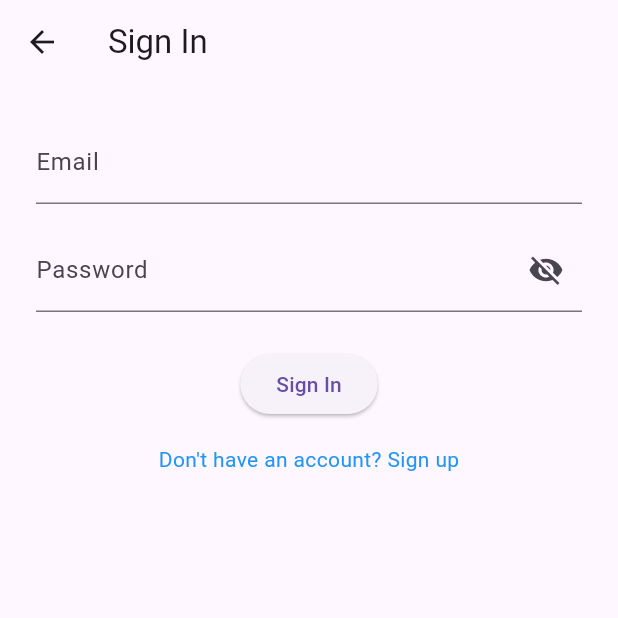
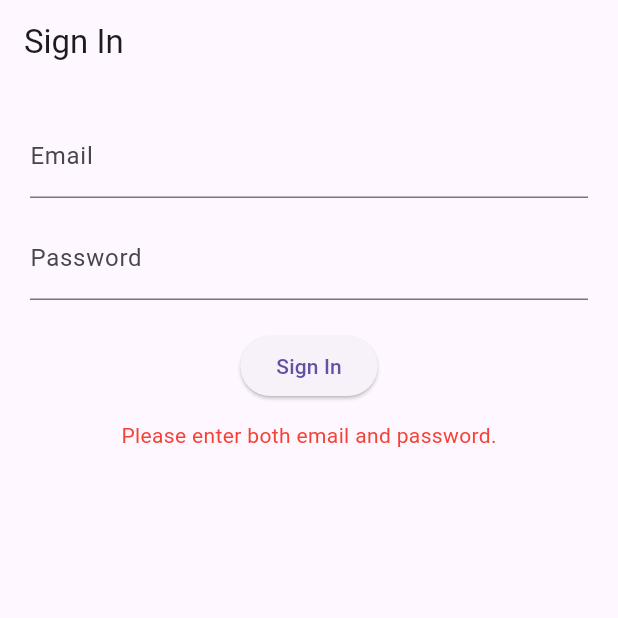
Before and after one commit to YLuin-Nie/SameTeamAppFlutter, a Flutter app: the screen it shows after launch, after a tap on "Sign In", on a phone screen of 412 x 824 dp, the top half of it. Run offline on Flutter 3.47's test engine with Material 3 defaults, Android fonts, the phone set to English and light mode, and no system bars; our stand-ins replace shared_preferences.

Commit message:
Fix: Add const constructors, update routes, and ensure proper API connection with backend

```diff
--- /dev/null
+++ b/devtools_options.yaml
@@ -0,0 +1,3 @@
+description: This file stores settings for Dart & Flutter DevTools.
+documentation: https://docs.flutter.dev/tools/devtools/extensions#configure-extension-enablement-states
+extensions:
--- a/lib/main.dart
+++ b/lib/main.dart
@@ -1,41 +1,35 @@
 import 'package:flutter/material.dart';
-import 'package:same_team_flutter/screens/add_chore_screen.dart';
-import 'package:same_team_flutter/screens/child_dashboard_screen.dart';
-import 'package:same_team_flutter/screens/child_rewards_screen.dart';
-import 'package:same_team_flutter/screens/chores_list_screen.dart';
-import 'package:same_team_flutter/screens/parent_dashboard_screen.dart';
-import 'package:same_team_flutter/screens/parent_rewards_screen.dart';
-import 'package:same_team_flutter/screens/signin_screen.dart';
-import 'package:same_team_flutter/screens/signup_screen.dart';
-import 'package:same_team_flutter/screens/welcome_screen.dart';
+import 'screens/signin_screen.dart';
+import 'screens/signup_screen.dart';
+import 'screens/welcome_screen.dart';
+import 'screens/parent_dashboard_screen.dart';
+import 'screens/child_dashboard_screen.dart';
+import 'screens/add_chore_screen.dart';
+import 'screens/chores_list_screen.dart';
+import 'screens/child_rewards_screen.dart';
+import 'screens/parent_rewards_screen.dart';
 
 void main() {
-  runApp(const SameTeamApp());
+  runApp(MyApp());
 }
 
-class SameTeamApp extends StatelessWidget {
-  const SameTeamApp({Key? key}) : super(key: key);
-
+class MyApp extends StatelessWidget {
   @override
   Widget build(BuildContext context) {
     return MaterialApp(
-      title: 'SameTeam Flutter',
+      title: 'SameTeamApp',
       debugShowCheckedModeBanner: false,
-      theme: ThemeData(
-        useMaterial3: true,
-        primarySwatch: Colors.blue,
-      ),
-      initialRoute: '/welcome',
+      initialRoute: '/signin',
       routes: {
-        '/welcome': (context) => const WelcomeScreen(),
-        '/signin': (context) => const SignInScreen(),
-        '/signup': (context) => const SignUpScreen(),
-        '/parentDashboard': (context) => const ParentDashboardScreen(),
-        '/addChore': (context) => const AddChoreScreen(),
-        '/parentRewards': (context) => const ParentRewardsScreen(),
-        '/childDashboard': (context) => const ChildDashboardScreen(),
-        '/choresList': (context) => const ChoresListScreen(),
-        '/childRewards': (context) => const ChildRewardsScreen(),
+        '/signin': (context) => SignInScreen(),
+        '/signup': (context) => SignUpScreen(),
+        '/welcome': (context) => WelcomeScreen(),
+        '/dashboard': (context) => ParentDashboardScreen(), // update dynamically by role if needed
+        '/childDashboard': (context) => ChildDashboardScreen(),
+        '/addChore': (context) => AddChoreScreen(),
+        '/choresList': (context) => ChoresListScreen(),
+        '/childRewards': (context) => ChildRewardsScreen(),
+        '/parentRewards': (context) => ParentRewardsScreen(),
       },
     );
   }
--- a/lib/screens/signin_screen.dart
+++ b/lib/screens/signin_screen.dart
@@ -1,4 +1,6 @@
 import 'package:flutter/material.dart';
+import '../services/api_service.dart'; // ✅ Relative import
+import 'dart:convert';
 
 class SignInScreen extends StatefulWidget {
   const SignInScreen({super.key});
@@ -8,33 +10,70 @@ class SignInScreen extends StatefulWidget {
 }
 
 class _SignInScreenState extends State<SignInScreen> {
-  final TextEditingController _emailController = TextEditingController();
-  final TextEditingController _passwordController = TextEditingController();
-  bool _obscurePassword = true;
+  final ApiService apiService = ApiService();
+  final TextEditingController emailController = TextEditingController();
+  final TextEditingController passwordController = TextEditingController();
+  bool _isLoading = false;
+  String _errorMessage = '';
 
-  void _togglePasswordVisibility() {
+  void _login() async {
     setState(() {
-      _obscurePassword = !_obscurePassword;
+      _isLoading = true;
+      _errorMessage = '';
     });
-  }
 
-  void _signIn() {
-    final email = _emailController.text.trim();
-    final password = _passwordController.text.trim();
+    final email = emailController.text.trim();
+    final password = passwordController.text;
 
     if (email.isEmpty || password.isEmpty) {
-      ScaffoldMessenger.of(context).showSnackBar(
-        const SnackBar(content: Text("Please fill in all fields")),
-      );
+      setState(() {
+        _isLoading = false;
+        _errorMessage = 'Please enter both email and password.';
+      });
       return;
     }
 
-    // TODO: Call API here using http or retrofit.dart
-    print("Sign in with Email: $email, Password: $password");
-  }
+    try {
+      final response = await apiService.login(email, password);
 
-  void _redirectToSignUp() {
-    Navigator.pushNamed(context, '/signup'); // define this in your routes
+      if (response.statusCode == 200) {
+        final data = json.decode(response.body);
+        final token = data['token'];
+        final username = data['username'];
+        final role = data['role']; // Make sure backend returns this
+
+        print('Login successful: $token');
+
+        if (!mounted) return;
+
+        // ✅ Role-based redirection
+        if (role == 'Parent') {
+          Navigator.pushNamed(context, '/dashboard', arguments: {
+            'token': token,
+            'username': username,
+            'role': role,
+          });
+        } else {
+          Navigator.pushNamed(context, '/childDashboard', arguments: {
+            'token': token,
+            'username': username,
+            'role': role,
+          });
+        }
+      } else {
+        setState(() {
+          _errorMessage = 'Login failed: ${response.body}';
+        });
+      }
+    } catch (e) {
+      setState(() {
+        _errorMessage = 'An error occurred: $e';
+      });
+    }
+
+    setState(() {
+      _isLoading = false;
+    });
   }
 
   @override
@@ -42,43 +81,30 @@ class _SignInScreenState extends State<SignInScreen> {
     return Scaffold(
       appBar: AppBar(title: const Text('Sign In')),
       body: Padding(
-        padding: const EdgeInsets.all(24.0),
+        padding: const EdgeInsets.all(20.0),
         child: Column(
           children: [
             TextField(
-              controller: _emailController,
-              decoration: const InputDecoration(
-                labelText: 'Email',
-              ),
+              controller: emailController,
+              decoration: const InputDecoration(labelText: 'Email'),
               keyboardType: TextInputType.emailAddress,
             ),
-            const SizedBox(height: 16),
+            const SizedBox(height: 12),
             TextField(
-              controller: _passwordController,
-              obscureText: _obscurePassword,
-              decoration: InputDecoration(
-                labelText: 'Password',
-                suffixIcon: IconButton(
-                  icon: Icon(
-                    _obscurePassword ? Icons.visibility_off : Icons.visibility,
-                  ),
-                  onPressed: _togglePasswordVisibility,
-                ),
-              ),
+              controller: passwordController,
+              decoration: const InputDecoration(labelText: 'Password'),
+              obscureText: true,
             ),
-            const SizedBox(height: 24),
-            ElevatedButton(
-              onPressed: _signIn,
+            const SizedBox(height: 20),
+            _isLoading
+                ? const CircularProgressIndicator()
+                : ElevatedButton(
+              onPressed: _login,
               child: const Text('Sign In'),
             ),
-            const SizedBox(height: 16),
-            GestureDetector(
-              onTap: _redirectToSignUp,
-              child: const Text(
-                "Don't have an account? Sign up",
-                style: TextStyle(color: Colors.blue),
-              ),
-            ),
+            const SizedBox(height: 12),
+            if (_errorMessage.isNotEmpty)
+              Text(_errorMessage, style: const TextStyle(color: Colors.red)),
           ],
         ),
       ),
```
Also changed, not shown: lib/services/api_service.dart (+70 -18 lines), pubspec.yaml (+11 -5 lines), 2 other files.
